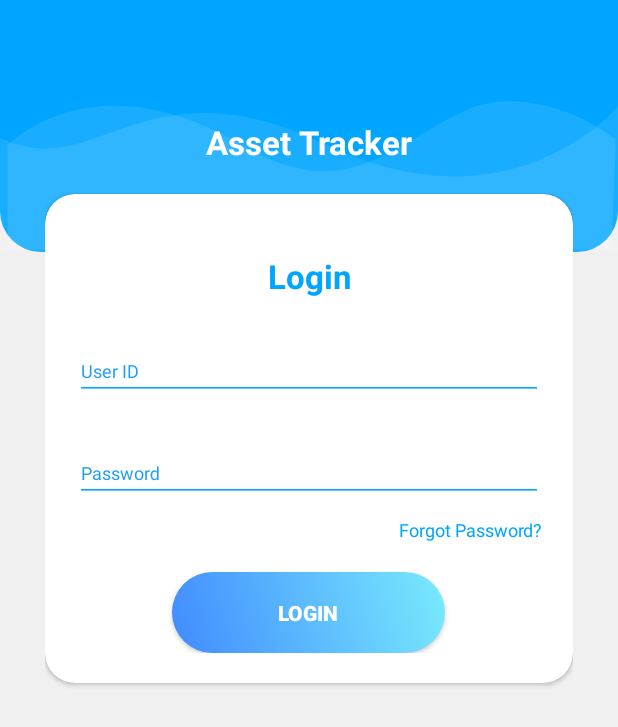
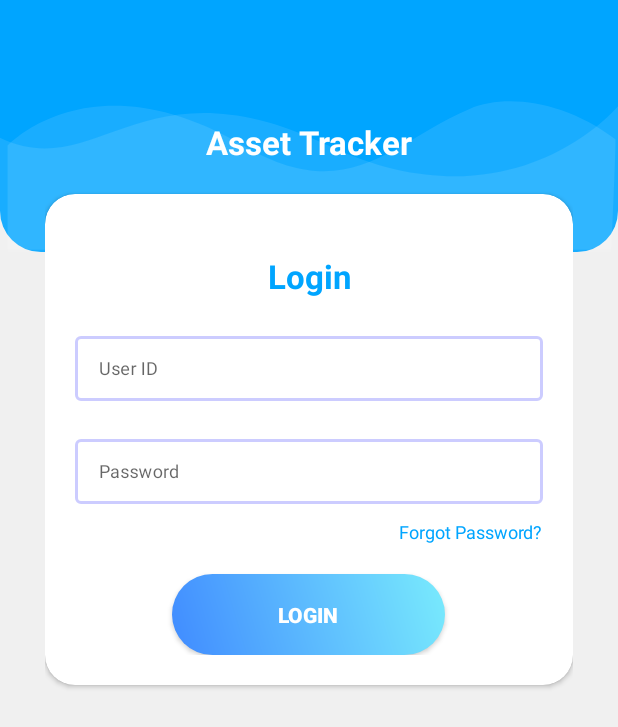
Before and after one commit to meudayhegde/AsTra, an Android app: the layout activity_login.xml on its own in the app's theme, with its tools: preview values and no code run, on a phone screen of 412 x 824 dp. Shown: the top 727 px of the screen. Run offline under Robolectric (Android 15) with nearby library versions, the phone set to English and light mode, and no system bars.

```diff
--- a/app/build.gradle
+++ b/app/build.gradle
@@ -27,6 +27,6 @@ dependencies {
     implementation"org.jetbrains.kotlin:kotlin-stdlib-jdk7:$kotlin_version"
     implementation 'com.android.support:appcompat-v7:28.0.0'
     implementation 'com.android.support:cardview-v7:28.0.0'
-    implementation 'com.android.support.constraint:constraint-layout:1.1.3'
     implementation 'com.android.support:design:28.0.0'
+    implementation 'com.victor:lib:1.0.4'
 }
--- a/app/src/main/AndroidManifest.xml
+++ b/app/src/main/AndroidManifest.xml
@@ -9,7 +9,6 @@
             android:roundIcon="@mipmap/ic_launcher_round"
             android:supportsRtl="true"
             android:theme="@style/AppTheme">
-        <activity android:name=".LoginActivity"></activity>
         <activity android:name=".MainActivity">
             <intent-filter>
                 <action android:name="android.intent.action.MAIN" />
--- /dev/null
+++ b/app/src/main/res/drawable/edit_text_bg.xml
@@ -0,0 +1,6 @@
+<?xml version="1.0" encoding="utf-8"?>
+<selector xmlns:android="http://schemas.android.com/apk/res/android">
+    <item android:color="#aff" android:state_focused="true"/>
+    <item android:color="#dff" android:state_hovered="true"/>
+    <item android:color="#ccf"/>
+</selector>
--- a/app/src/main/res/layout/activity_login.xml
+++ b/app/src/main/res/layout/activity_login.xml
@@ -3,7 +3,7 @@
 xmlns:tools="http://schemas.android.com/tools"
 android:orientation="vertical"
 style="@style/loginParent"
-tools:context="com.coleague.astra.LoginActivity">
+tools:context="com.coleague.astra.MainActivity">
 <ScrollView
     style="@style/parent">
 
@@ -15,18 +15,20 @@ tools:context="com.coleague.astra.LoginActivity">
             android:layout_width="match_parent"
             android:layout_height="match_parent"
             android:layout_alignParentTop="true"
-            android:weightSum="12">
+            android:weightSum="12"
+                android:baselineAligned="false">
 
             <LinearLayout
                 style="@style/parent"
                 android:background="@drawable/login_shape_bk"
                 android:orientation="vertical"
-                android:layout_weight="3">
+                android:layout_weight="3" android:layout_width="match_parent">
 
                 <ImageView
-                    style="@style/parent"
-                    android:background="@drawable/ic_login_bk"
-                    android:contentDescription="login background" />
+                        style="@style/parent"
+                        android:layout_width="wrap_content"
+                        android:background="@drawable/ic_login_bk"
+                        android:contentDescription="login background" />
 
             </LinearLayout>
 
@@ -45,7 +47,7 @@ tools:context="com.coleague.astra.LoginActivity">
             <TextView
                 style="@style/headerText"
                 android:layout_gravity="center"
-                android:text="Asset Tracker"
+                android:text="@string/asset_tracker"
                 android:layout_marginTop="40dp"/>
             <include
                 layout="@layout/layout_login"
--- a/app/src/main/res/layout/layout_login.xml
+++ b/app/src/main/res/layout/layout_login.xml
@@ -2,15 +2,15 @@
 <android.support.v7.widget.CardView
     xmlns:android="http://schemas.android.com/apk/res/android"
     xmlns:app="http://schemas.android.com/apk/res-auto"
+        xmlns:tools="http://schemas.android.com/tools"
         style="@style/loginCard"
     app:cardCornerRadius="@dimen/loginCardRadius"
     android:elevation="5dp"
     android:layout_gravity="center"
     android:layout_marginTop="@dimen/loginViewsMargin"
     android:layout_marginBottom="@dimen/loginViewsMargin"
-    android:background="@color/whiteCardColor">
-
-
+    android:background="@color/whiteCardColor"
+        tools:targetApi="lollipop">
 
     <LinearLayout
         style="@style/linearParent"
@@ -24,7 +24,7 @@
 
         <android.support.design.widget.TextInputLayout
             android:id="@+id/textInputEmail"
-            style="@style/parent"
+            style="@style/textFieldLayout"
             android:layout_marginTop="@dimen/loginViewsMargin">
             <EditText
                 android:id="@+id/editTextEmail"
@@ -36,24 +36,26 @@
 
         <android.support.design.widget.TextInputLayout
                 android:id="@+id/textInputPassword"
-            style="@style/parent"
+                style="@style/textFieldLayout"
                 android:layout_marginTop="@dimen/loginViewsMargin">
+
             <EditText
                     android:id="@+id/editTextPassword"
                     style="@style/modifiedEditText"
                     android:hint="@string/login_password_hint"
                     android:maxLines="1"
                     android:inputType="textPassword"/>
+
         </android.support.design.widget.TextInputLayout>
 
         <TextView
+                android:id="@+id/forgot_password"
                 style="@style/viewParent"
-            android:text="Forgot Password?"
+                android:layout_gravity="end"
+                android:layout_marginTop="10dp"
+                android:text="@string/forgot_password"
                 android:textColor="@color/primaryTextColor"
-            android:textSize="@dimen/newsMoreTextSize"
-            android:layout_gravity="end"
-            android:onClick="viewForgotPAssword"
-            android:layout_marginTop="10dp"/>
+                android:textSize="@dimen/newsMoreTextSize" />
 
         <Button
             android:id="@+id/cirLoginButton"
--- a/app/src/main/res/values/strings.xml
+++ b/app/src/main/res/values/strings.xml
@@ -5,5 +5,7 @@
     <string name="login_password_hint">Password</string>
     <string name="signup_login_hint">Already have an account? Sign In</string>
     <string name="login_signup_hint">Don\'t have an account? Sign Up</string>
+    <string name="asset_tracker">Asset Tracker</string>
+    <string name="forgot_password">Forgot Password?</string>
 
 </resources>
--- a/app/src/main/res/values/styles.xml
+++ b/app/src/main/res/values/styles.xml
@@ -48,6 +48,13 @@
         <item name="android:backgroundTint" tools:targetApi="lollipop">@color/primaryTextColor</item>
     </style>
 
+    <style name="textFieldLayout" parent="Widget.MaterialComponents.TextInputLayout.OutlinedBox.Dense">
+        <item name="android:layout_width">match_parent</item>
+        <item name="android:layout_height">wrap_content</item>
+        <item name="boxStrokeColor">@drawable/edit_text_bg</item>
+        <item name="boxStrokeWidth">2dp</item>
+    </style>
+
     <style name="viewParent">
         <item name="android:layout_width">wrap_content</item>
         <item name="android:layout_height">wrap_content</item>
--- a/build.gradle
+++ b/build.gradle
@@ -8,7 +8,7 @@ buildscript {
 
     }
     dependencies {
-        classpath 'com.android.tools.build:gradle:3.4.1'
+        classpath 'com.android.tools.build:gradle:3.6.0-alpha04'
         classpath "org.jetbrains.kotlin:kotlin-gradle-plugin:$kotlin_version"
         // NOTE: Do not place your application dependencies here; they belong
         // in the individual module build.gradle files
```
Also changed, not shown: app/src/main/java/com/coleague/astra/MainActivity.kt (+67 -3 lines), app/src/main/java/com/coleague/astra/adapters/LocationGrid.kt (added, +60 -0 lines), app/src/main/java/com/coleague/astra/view/CustomGrid.kt (added, +29 -0 lines), app/src/main/res/drawable/ic_search_black_24dp.xml (added, +9 -0 lines), app/src/main/res/layout/asset_location.xml (added, +98 -0 lines), app/src/main/res/layout/loading.xml (added, +17 -0 lines), app/src/main/res/layout/search_asset.xml (added, +33 -0 lines), app/src/main/res/menu/menu_main.xml (added, +10 -0 lines), gradle/wrapper/gradle-wrapper.properties. Lines whose indentation alone changed are shown as unchanged.
